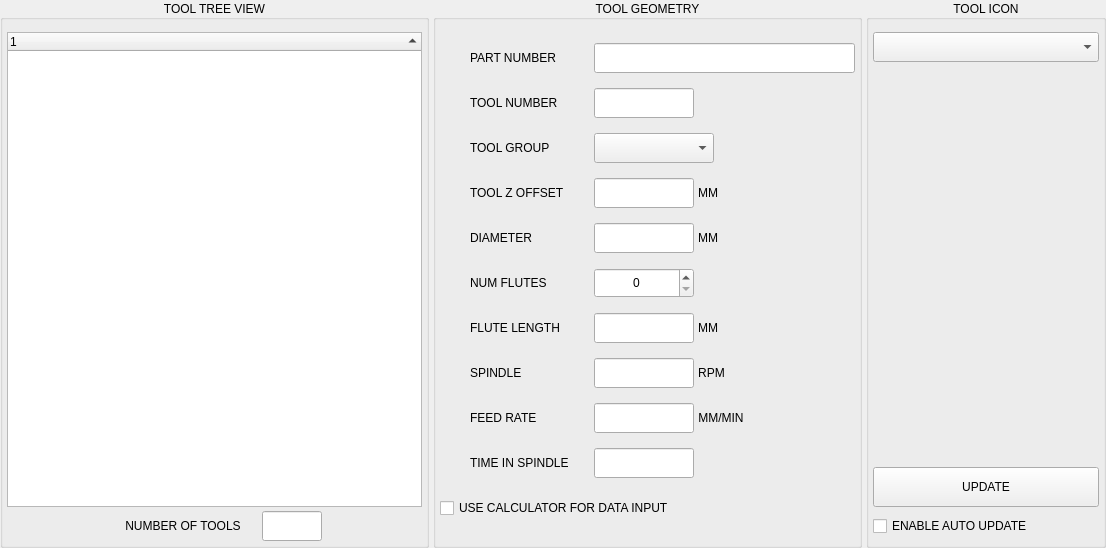
Above: lib/tool_db.ui from persei802/QtDragon_hd before the change. Below: the same form after it.
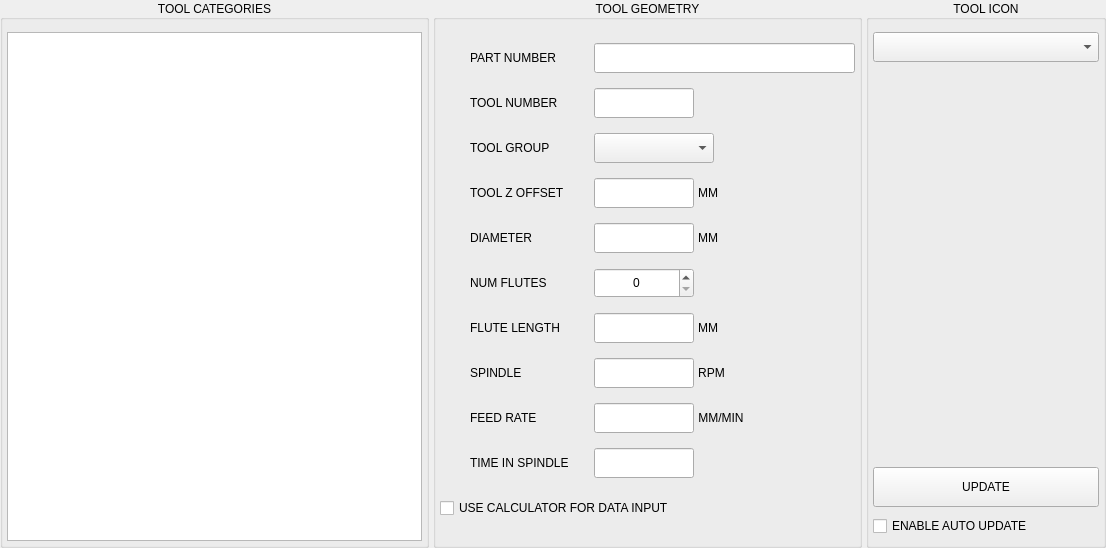
That is the form after the change. Custom widgets are drawn as their Qt base class.

Commit message: moved tool count data to bottom of TOOL page layout

```diff
--- a/lib/tool_db.ui
+++ b/lib/tool_db.ui
@@ -38,7 +38,7 @@
       </sizepolicy>
      </property>
      <property name="title">
-      <string>TOOL TREE VIEW</string>
+      <string>TOOL CATEGORIES</string>
      </property>
      <property name="alignment">
       <set>Qt::AlignCenter</set>
@@ -77,7 +77,7 @@
          <number>1</number>
         </property>
         <attribute name="headerVisible">
-         <bool>true</bool>
+         <bool>false</bool>
         </attribute>
         <column>
          <property name="text">
@@ -86,98 +86,6 @@
         </column>
        </widget>
       </item>
-      <item>
-       <layout class="QHBoxLayout" name="horizontalLayout_8">
-        <property name="topMargin">
-         <number>0</number>
-        </property>
-        <item>
-         <spacer name="horizontalSpacer_11">
-          <property name="orientation">
-           <enum>Qt::Horizontal</enum>
-          </property>
-          <property name="sizeHint" stdset="0">
-           <size>
-            <width>40</width>
-            <height>20</height>
-           </size>
-          </property>
-         </spacer>
-        </item>
-        <item>
-         <widget class="QLabel" name="lbl_tool_count">
-          <property name="minimumSize">
-           <size>
-            <width>150</width>
-            <height>30</height>
-           </size>
-          </property>
-          <property name="maximumSize">
-           <size>
-            <width>150</width>
-            <height>30</height>
-           </size>
-          </property>
-          <property name="text">
-           <string>NUMBER OF TOOLS</string>
-          </property>
-          <property name="alignment">
-           <set>Qt::AlignCenter</set>
-          </property>
-          <property name="indent">
-           <number>30</number>
-          </property>
-         </widget>
-        </item>
-        <item>
-         <widget class="QLineEdit" name="lineEdit_tool_count">
-          <property name="sizePolicy">
-           <sizepolicy hsizetype="Preferred" vsizetype="Preferred">
-            <horstretch>0</horstretch>
-            <verstretch>0</verstretch>
-           </sizepolicy>
-          </property>
-          <property name="minimumSize">
-           <size>
-            <width>60</width>
-            <height>30</height>
-           </size>
-          </property>
-          <property name="maximumSize">
-           <size>
-            <width>60</width>
-            <height>30</height>
-           </size>
-          </property>
-          <property name="focusPolicy">
-           <enum>Qt::NoFocus</enum>
-          </property>
-          <property name="toolTip">
-           <string>Number of tools in the database</string>
-          </property>
-          <property name="alignment">
-           <set>Qt::AlignCenter</set>
-          </property>
-          <property name="readOnly">
-           <bool>true</bool>
-          </property>
-         </widget>
-        </item>
-        <item>
-         <spacer name="horizontalSpacer_5">
-          <property name="orientation">
-           <enum>Qt::Horizontal</enum>
-          </property>
-          <property name="sizeHint" stdset="0">
-           <size>
-            <width>40</width>
-            <height>20</height>
-           </size>
-          </property>
-         </spacer>
-        </item>
-       </layout>
-      </item>
      </layout>
     </widget>
    </item>
```
